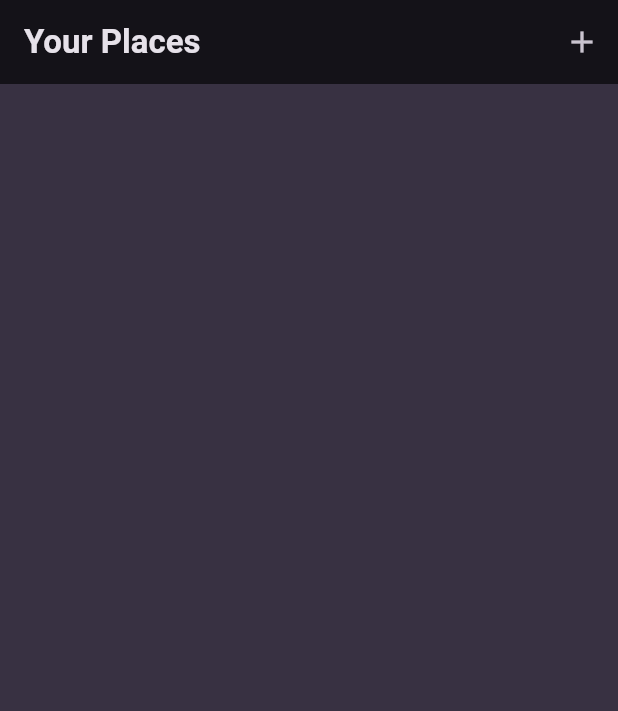
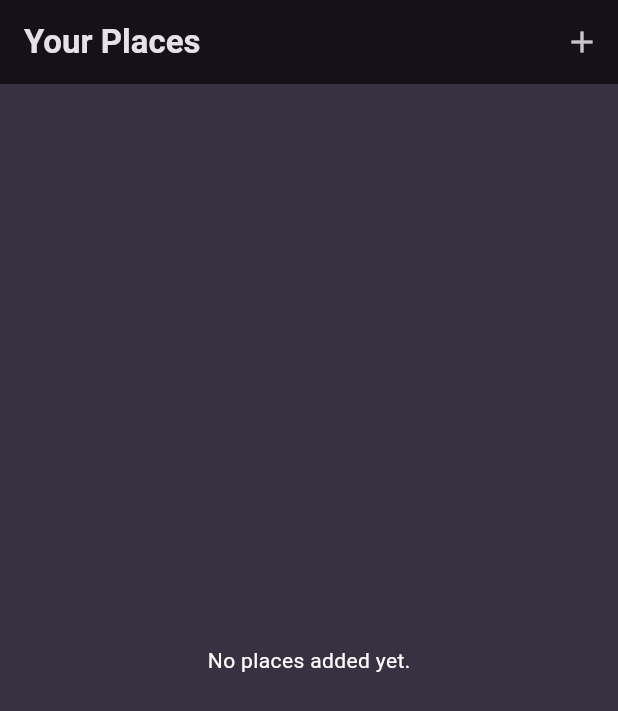
Before and after one commit to IsharaNawa/favorite_places_app, a Flutter app: the screen it shows after launch, on a phone screen of 412 x 824 dp. Shown: the top 711 px of the screen. Run offline on Flutter 3.47's test engine with Material 3 defaults, Android fonts, the phone set to English and light mode, and no system bars; our stand-ins replace flutter_riverpod, google_fonts.

Commit message:
added small improvement

```diff
--- a/lib/main.dart
+++ b/lib/main.dart
@@ -32,7 +32,7 @@ void main() {
 }
 
 class MyApp extends StatelessWidget {
-  const MyApp({Key? key}) : super(key: key);
+  const MyApp({super.key});
 
   @override
   Widget build(BuildContext context) {
--- a/lib/screens/add_new_place_screen.dart
+++ b/lib/screens/add_new_place_screen.dart
@@ -49,6 +49,7 @@ class _AddNewPlaceScreenState extends ConsumerState<AddNewPlaceScreen> {
                     if (value == null || value.isEmpty || value.length <= 1) {
                       return "Please enter a valid place";
                     }
+                    return null;
                   },
                   onSaved: (value) {
                     selectedPlace = value!;
--- a/lib/screens/places_screen.dart
+++ b/lib/screens/places_screen.dart
@@ -23,19 +23,22 @@ class _PlacesScreenState extends ConsumerState<PlacesScreen> {
   Widget build(BuildContext context) {
     final placesList = ref.watch(placesProvider);
 
-    return Scaffold(
-      appBar: AppBar(
-        title: const Text(
-          "Your Places",
-        ),
-        actions: [
-          IconButton(
-            onPressed: addItem,
-            icon: const Icon(Icons.add),
+    Widget content = const Center(
+      child: Column(
+        mainAxisSize: MainAxisSize.min,
+        children: [
+          Text(
+            "No places added yet.",
+            style: TextStyle(
+              color: Colors.white,
+            ),
           )
         ],
       ),
-      body: ListView(
+    );
+
+    if (placesList.isNotEmpty) {
+      content = ListView(
         children: [
           ...placesList.map(
             (place) => ListTile(
@@ -44,7 +47,21 @@ class _PlacesScreenState extends ConsumerState<PlacesScreen> {
             ),
           )
         ],
-      ),
-    );
+      );
+    }
+
+    return Scaffold(
+        appBar: AppBar(
+          title: const Text(
+            "Your Places",
+          ),
+          actions: [
+            IconButton(
+              onPressed: addItem,
+              icon: const Icon(Icons.add),
+            )
+          ],
+        ),
+        body: content);
   }
 }
```
